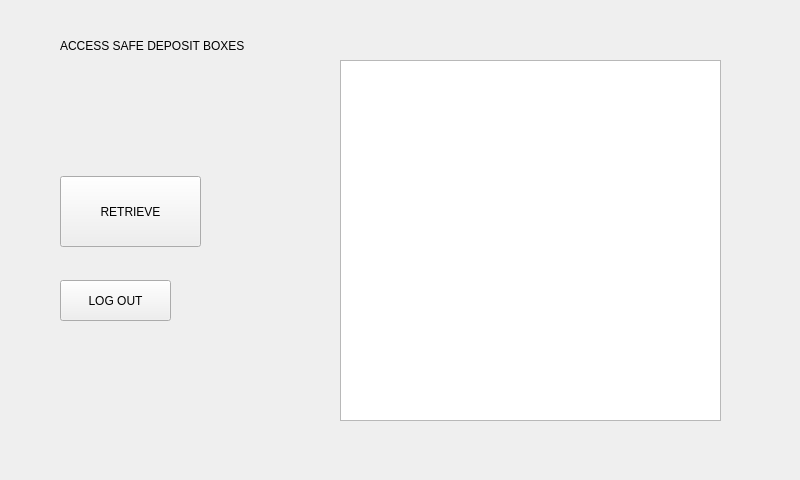
Before: the Qt Designer form FlexVault_Qt/userboxaccess.ui in andreaslydemann/FlexVault, drawn with Qt 5.
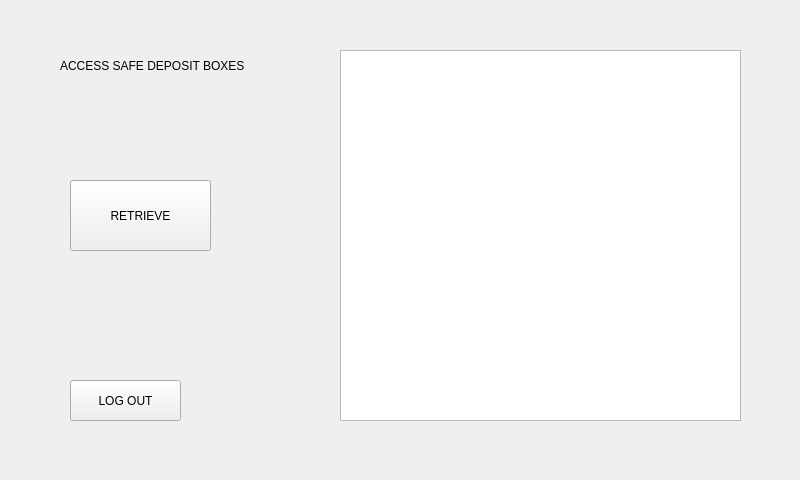
After: the same form once the commit is applied.

Diff of the .ui file:
```diff
--- a/FlexVault_Qt/userboxaccess.ui
+++ b/FlexVault_Qt/userboxaccess.ui
@@ -16,8 +16,8 @@
   <widget class="QPushButton" name="retrieveButton">
    <property name="geometry">
     <rect>
-     <x>60</x>
-     <y>176</y>
+     <x>70</x>
+     <y>180</y>
      <width>141</width>
      <height>71</height>
     </rect>
@@ -29,8 +29,8 @@
   <widget class="QPushButton" name="logOutButton">
    <property name="geometry">
     <rect>
-     <x>60</x>
-     <y>280</y>
+     <x>70</x>
+     <y>380</y>
      <width>111</width>
      <height>41</height>
     </rect>
@@ -43,9 +43,9 @@
    <property name="geometry">
     <rect>
      <x>340</x>
-     <y>60</y>
-     <width>381</width>
-     <height>361</height>
+     <y>50</y>
+     <width>401</width>
+     <height>371</height>
     </rect>
    </property>
   </widget>
@@ -53,8 +53,8 @@
    <property name="geometry">
     <rect>
      <x>60</x>
-     <y>30</y>
-     <width>221</width>
+     <y>50</y>
+     <width>261</width>
      <height>31</height>
     </rect>
    </property>
```
Left out of the diff: 13 changed lines with no effect on the pictures.
